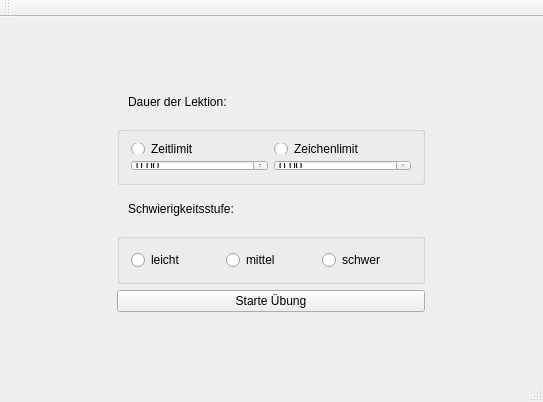
Before: the Qt Designer form nadine/Aufgabe3/Uebung2/mainwindow.ui in Hasenkrug/CPlusPlus, drawn with Qt 5.
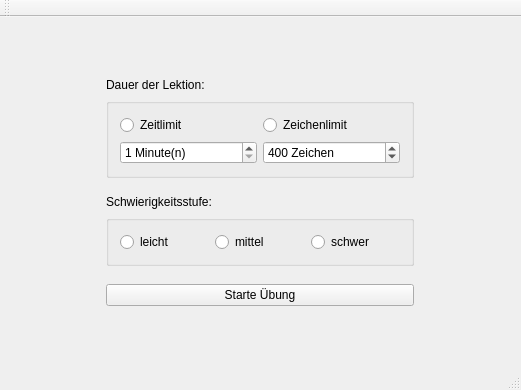
After: the same form once the commit is applied.

The edit to the form file:
```diff
--- a/nadine/Aufgabe3/Uebung2/mainwindow.ui
+++ b/nadine/Aufgabe3/Uebung2/mainwindow.ui
@@ -6,23 +6,19 @@
    <rect>
     <x>0</x>
     <y>0</y>
-    <width>543</width>
-    <height>402</height>
+    <width>521</width>
+    <height>390</height>
    </rect>
   </property>
   <property name="windowTitle">
    <string>MainWindow</string>
   </property>
   <property name="styleSheet">
-   <string notr="true">body{
-
-	background-color: #ffffff;
-
-}</string>
+   <string notr="true"/>
   </property>
   <widget class="QWidget" name="centralWidget">
    <layout class="QGridLayout" name="gridLayout_4">
-    <item row="0" column="0">
+    <item row="1" column="0">
      <widget class="QWidget" name="widget_3" native="true">
       <property name="maximumSize">
        <size>
@@ -31,6 +27,88 @@
        </size>
       </property>
       <layout class="QGridLayout" name="gridLayout_3">
+       <item row="1" column="0">
+        <widget class="QGroupBox" name="myGroupBox_2">
+         <layout class="QGridLayout" name="gridLayout_2">
+          <item row="0" column="0">
+           <widget class="QRadioButton" name="radioButton">
+            <property name="text">
+             <string>Zeitlimit</string>
+            </property>
+           </widget>
+          </item>
+          <item row="0" column="1">
+           <widget class="QRadioButton" name="radioButton_2">
+            <property name="text">
+             <string>Zeichenlimit</string>
+            </property>
+           </widget>
+          </item>
+          <item row="1" column="0">
+           <widget class="QDoubleSpinBox" name="doubleSpinBox">
+            <property name="inputMethodHints">
+             <set>Qt::ImhNone</set>
+            </property>
+            <property name="readOnly">
+             <bool>false</bool>
+            </property>
+            <property name="specialValueText">
+             <string/>
+            </property>
+            <property name="accelerated">
+             <bool>true</bool>
+            </property>
+            <property name="correctionMode">
+             <enum>QAbstractSpinBox::CorrectToPreviousValue</enum>
+            </property>
+            <property name="keyboardTracking">
+             <bool>true</bool>
+            </property>
+            <property name="suffix">
+             <string> Minute(n)</string>
+            </property>
+            <property name="decimals">
+             <number>0</number>
+            </property>
+            <property name="minimum">
+             <double>1.000000000000000</double>
+            </property>
+            <property name="maximum">
+             <double>5.000000000000000</double>
+            </property>
+            <property name="value">
+             <double>1.000000000000000</double>
+            </property>
+           </widget>
+          </item>
+          <item row="1" column="1">
+           <widget class="QDoubleSpinBox" name="doubleSpinBox_2">
+            <property name="readOnly">
+             <bool>false</bool>
+            </property>
+            <property name="suffix">
+             <string> Zeichen</string>
+            </property>
+            <property name="decimals">
+             <number>0</number>
+            </property>
+            <property name="minimum">
+             <double>200.000000000000000</double>
+            </property>
+            <property name="maximum">
+             <double>1000.000000000000000</double>
+            </property>
+            <property name="singleStep">
+             <double>100.000000000000000</double>
+            </property>
+            <property name="value">
+             <double>400.000000000000000</double>
+            </property>
+           </widget>
+          </item>
+         </layout>
+        </widget>
+       </item>
        <item row="5" column="0">
         <spacer name="verticalSpacer_2">
          <property name="orientation">
@@ -44,32 +122,6 @@
          </property>
         </spacer>
        </item>
-       <item row="0" column="0">
-        <widget class="QWidget" name="widget_4" native="true">
-         <layout class="QHBoxLayout" name="horizontalLayout_3">
-          <item>
-           <widget class="QLabel" name="label_2">
-            <property name="text">
-             <string>Dauer der Lektion:</string>
-            </property>
-           </widget>
-          </item>
-         </layout>
-        </widget>
-       </item>
-       <item row="3" column="0">
-        <widget class="QWidget" name="widget" native="true">
-         <layout class="QHBoxLayout" name="horizontalLayout_2">
-          <item>
-           <widget class="QLabel" name="label">
-            <property name="text">
-             <string>Schwierigkeitsstufe:</string>
-            </property>
-           </widget>
-          </item>
-         </layout>
-        </widget>
-       </item>
        <item row="4" column="0">
         <widget class="QGroupBox" name="myGroupBox">
          <layout class="QHBoxLayout" name="horizontalLayout">
@@ -97,30 +149,11 @@
          </layout>
         </widget>
        </item>
-       <item row="1" column="0">
-        <widget class="QGroupBox" name="myGroupBox_2">
-         <layout class="QGridLayout" name="gridLayout_2">
-          <item row="0" column="0">
-           <widget class="QRadioButton" name="radioButton">
+       <item row="3" column="0">
+        <widget class="QLabel" name="label">
             <property name="text">
-             <string>Zeitlimit</string>
-            </property>
-           </widget>
-          </item>
-          <item row="0" column="1">
-           <widget class="QRadioButton" name="radioButton_2">
-            <property name="text">
-             <string>Zeichenlimit</string>
-            </property>
-           </widget>
-          </item>
-          <item row="1" column="0">
-           <widget class="QDoubleSpinBox" name="doubleSpinBox"/>
-          </item>
-          <item row="1" column="1">
-           <widget class="QDoubleSpinBox" name="doubleSpinBox_2"/>
-          </item>
-         </layout>
+          <string>Schwierigkeitsstufe:</string>
+         </property>
         </widget>
        </item>
        <item row="2" column="0">
@@ -143,6 +176,13 @@
          </property>
         </widget>
        </item>
+       <item row="0" column="0">
+        <widget class="QLabel" name="label_2">
+         <property name="text">
+          <string>Dauer der Lektion:</string>
+         </property>
+        </widget>
+       </item>
       </layout>
      </widget>
     </item>
```
Left out of the diff: 2 changed lines with no effect on the pictures. Lines whose indentation alone changed are shown as unchanged.
